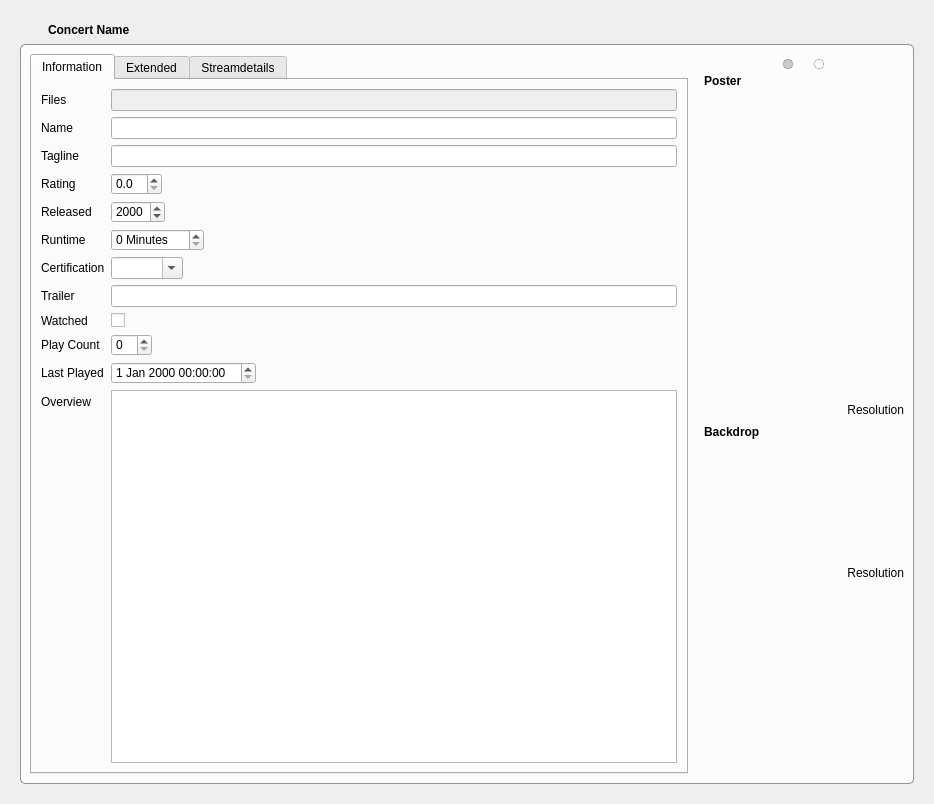
Old version of the form concerts/ConcertWidget.ui in the repository Komet/MediaElch.
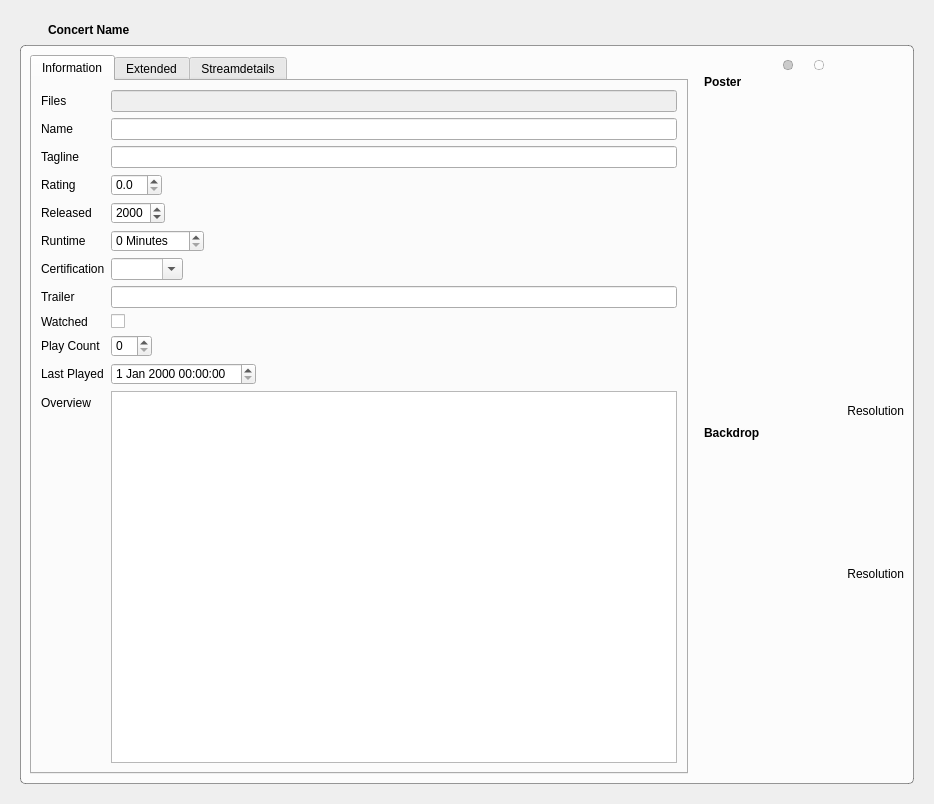
New version of the form. Icons and pictures are not drawn. Custom widgets are drawn as their Qt base class.

The edit to the form file:
```diff
--- a/concerts/ConcertWidget.ui
+++ b/concerts/ConcertWidget.ui
@@ -64,6 +64,22 @@
        </property>
       </widget>
      </item>
+     <item>
+      <spacer name="horizontalSpacer_2">
+       <property name="orientation">
+        <enum>Qt::Horizontal</enum>
+       </property>
+       <property name="sizeHint" stdset="0">
+        <size>
+         <width>40</width>
+         <height>20</height>
+        </size>
+       </property>
+      </spacer>
+     </item>
+     <item>
+      <widget class="MediaFlags" name="mediaFlags" native="true"/>
+     </item>
     </layout>
    </item>
    <item>
@@ -1170,6 +1186,12 @@
    <extends>QLabel</extends>
    <header>smallWidgets/MyLabel.h</header>
   </customwidget>
+  <customwidget>
+   <class>MediaFlags</class>
+   <extends>QWidget</extends>
+   <header>smallWidgets/MediaFlags.h</header>
+   <container>1</container>
+  </customwidget>
  </customwidgets>
  <resources>
   <include location="../MediaElch.qrc"/>
```
